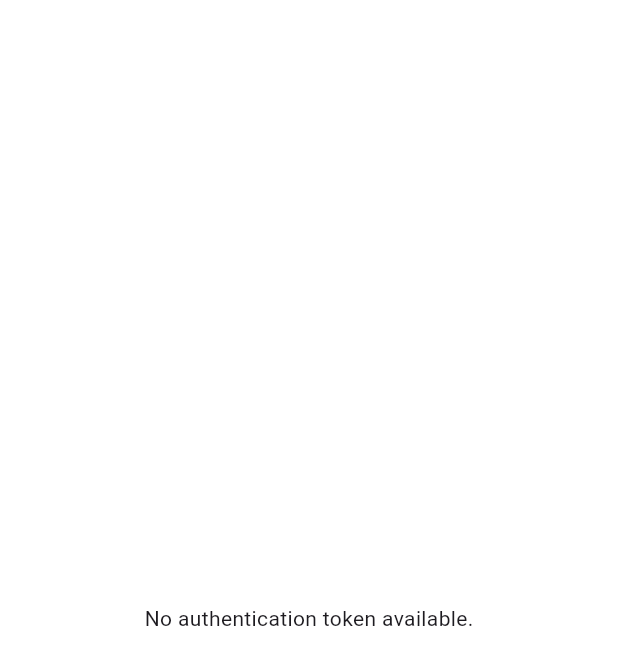
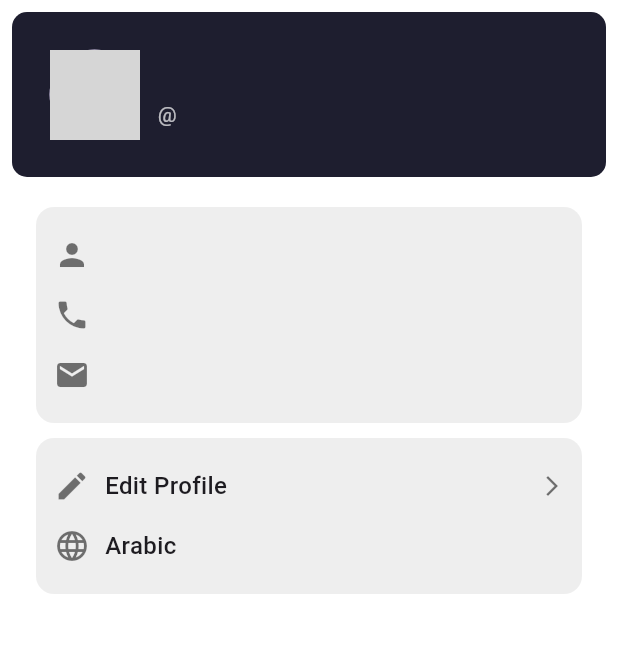
Before and after one commit to yousseftamer2003/ticket_hub, a Flutter app: the ProfilePage screen opened directly, on a phone screen of 412 x 824 dp. Shown: the top 665 px of the screen. Run offline on Flutter 3.47's test engine with Material 3 defaults, Android fonts, the phone set to English and light mode, and no system bars; our stand-ins replace flutter_svg, pinput; accounts and stored records are empty; network calls fail; grey boxes are pictures that could not be loaded.

Commit message:
profile done

```diff
--- a/lib/controller/profile/profile_provider.dart
+++ b/lib/controller/profile/profile_provider.dart
@@ -1,37 +1,33 @@
 import 'dart:convert';
-import 'dart:developer';
 import 'package:flutter/material.dart';
 import 'package:http/http.dart' as http;
 import 'package:provider/provider.dart';
 import 'package:ticket_hub/controller/auth/login_provider.dart';
 import 'package:ticket_hub/model/profile/profile_model.dart';
+class UserProvider extends ChangeNotifier {
+  UserModel? _user;
+  bool _isLoading = false;
 
-class UserProfileProvider extends ChangeNotifier {
-  UserProfileModel? _userProfile;
-  bool _isLoading = false;
-  String? _errorMessage;
-
-  UserProfileModel? get userProfile => _userProfile;
+  UserModel? get user => _user;
   bool get isLoading => _isLoading;
-  String? get errorMessage => _errorMessage;
 
   Future<void> fetchUserProfile(BuildContext context) async {
+    final loginProvider = Provider.of<LoginProvider>(context, listen: false);
+    final String? token = loginProvider.token;
+
+    if (token == null) {
+      print('No token found. User is not authenticated.');
+      return;
+    }
+
+    const String url = 'https://bcknd.ticket-hub.net/user/profile';
+
     _isLoading = true;
-    _errorMessage = null;
     notifyListeners();
+
     try {
-      final loginProvider = Provider.of<LoginProvider>(context, listen: false);
-      final String? token = loginProvider.token;
-
-      if (token == null) {
-        _errorMessage = "No authentication token available.";
-        _isLoading = false;
-        notifyListeners();
-        return;
-      }
-
       final response = await http.get(
-        Uri.parse("https://bcknd.ticket-hub.net/user/profile"),
+        Uri.parse(url),
         headers: {
           'Authorization': 'Bearer $token',
           'Content-Type': 'application/json',
@@ -39,21 +35,16 @@ class UserProfileProvider extends ChangeNotifier {
       );
 
       if (response.statusCode == 200) {
-        final data = json.decode(response.body);
-        _userProfile = UserProfileModel.fromJson(data['data']);
-        log(response.body);
+        final Map<String, dynamic> responseData = json.decode(response.body);
+        _user = UserModel.fromJson(responseData['user']);
       } else {
-        _errorMessage = "Failed to load profile: ${response.body}";
-        _userProfile = null;
-        log(response.body);
+        print('Error: ${response.statusCode} - ${response.body}');
       }
     } catch (e) {
-      log(e.toString());
-      _errorMessage = "Error fetching user profile: $e";
-      _userProfile = null;
+      print('Exception: $e');
+    } finally {
+      _isLoading = false;
+      notifyListeners();
     }
-
-    _isLoading = false;
-    notifyListeners();
   }
 }
--- a/lib/main.dart
+++ b/lib/main.dart
@@ -16,8 +16,8 @@ void main() {
         ChangeNotifierProvider(create: (context) => NationalityProvider()),
         ChangeNotifierProvider(create: (context) => SignUpProvider()),
         ChangeNotifierProvider(create: (context) => ForgotPasswordProvider()),
-        ChangeNotifierProvider(create: (context) => UserProfileProvider()),
         ChangeNotifierProvider(create: (context) => BookingController()),
+        ChangeNotifierProvider(create: (context) => UserProvider()),
       ],
       child: const MyApp(),
     ),
--- a/lib/model/profile/profile_model.dart
+++ b/lib/model/profile/profile_model.dart
@@ -1,4 +1,4 @@
-class UserProfileModel {
+class UserModel {
   final int id;
   final int? countryId;
   final int? cityId;
@@ -7,14 +7,14 @@ class UserProfileModel {
   final String email;
   final String phone;
   final String role;
-  final String? createdAt;
-  final String? updatedAt;
+  final DateTime? createdAt;
+  final DateTime? updatedAt;
   final String gender;
   final int? nationalityId;
   final String? code;
   final String? imageLink;
 
-  UserProfileModel({
+  UserModel({
     required this.id,
     this.countryId,
     this.cityId,
@@ -31,8 +31,8 @@ class UserProfileModel {
     this.imageLink,
   });
 
-  factory UserProfileModel.fromJson(Map<String, dynamic> json) {
-    return UserProfileModel(
+  factory UserModel.fromJson(Map<String, dynamic> json) {
+    return UserModel(
       id: json['id'],
       countryId: json['country_id'],
       cityId: json['city_id'],
@@ -41,8 +41,8 @@ class UserProfileModel {
       email: json['email'],
       phone: json['phone'],
       role: json['role'],
-      createdAt: json['created_at'],
-      updatedAt: json['updated_at'],
+      createdAt: json['created_at'] != null ? DateTime.tryParse(json['created_at']) : null,
+      updatedAt: json['updated_at'] != null ? DateTime.tryParse(json['updated_at']) : null,
       gender: json['gender'],
       nationalityId: json['nationality_id'],
       code: json['code'],
@@ -60,8 +60,8 @@ class UserProfileModel {
       'email': email,
       'phone': phone,
       'role': role,
-      'created_at': createdAt,
-      'updated_at': updatedAt,
+      'created_at': createdAt?.toIso8601String(),
+      'updated_at': updatedAt?.toIso8601String(),
       'gender': gender,
       'nationality_id': nationalityId,
       'code': code,
--- a/lib/views/tabs_screen/screens/profile_page.dart
+++ b/lib/views/tabs_screen/screens/profile_page.dart
@@ -7,36 +7,33 @@ class ProfilePage extends StatefulWidget {
   const ProfilePage({super.key});
 
   @override
-  _ProfilePageState createState() => _ProfilePageState();
+  ProfilePageState createState() => ProfilePageState();
 }
 
-class _ProfilePageState extends State<ProfilePage> {
-  late UserProfileProvider profileProvider;
-
+class ProfilePageState extends State<ProfilePage> {
   @override
   void initState() {
     super.initState();
-    profileProvider = Provider.of<UserProfileProvider>(context, listen: false);
-    profileProvider.fetchUserProfile(context);
+    Future.microtask(
+      () {
+        Provider.of<UserProvider>(context, listen: false)
+            .fetchUserProfile(context);
+      },
+    );
   }
 
   @override
   Widget build(BuildContext context) {
+    final userProvider = Provider.of<UserProvider>(context);
+    final user = userProvider.user;
+
     return Scaffold(
       backgroundColor: Colors.white,
-      body: Consumer<UserProfileProvider>(
-        builder: (context, profileProvider, child) {
-          if (profileProvider.isLoading) {
-            return const Center(child: CircularProgressIndicator());
-          } else if (profileProvider.errorMessage != null) {
-            return Center(child: Text(profileProvider.errorMessage!));
-          } else if (profileProvider.userProfile == null) {
-            return const Center(child: Text("No user profile found"));
-          }
-
-          final user = profileProvider.userProfile!;
-
-          return Padding(
+      body: userProvider.isLoading
+          ? const Center(child: CircularProgressIndicator())
+          : user == null
+              ? const Center(child: Text('Failed to load user data'))
+              : Padding(
                   padding: const EdgeInsets.all(8.0),
                   child: Column(
                     children: [
@@ -68,22 +65,13 @@ class _ProfilePageState extends State<ProfilePage> {
                                   ),
                                 ),
                                 Text(
-                            '@${user.email.split('@').first}',
+                                  '@${user.email.split('@')[0]}',
                                   style: const TextStyle(
                                     color: Colors.white70,
                                     fontSize: 14,
                                   ),
                                 ),
                               ],
-                      ),
-                      const Spacer(),
-                      const Text(
-                        '30 Point',
-                        style: TextStyle(
-                          color: Colors.white,
-                          fontSize: 16,
-                          fontWeight: FontWeight.bold,
-                        ),
                             ),
                           ],
                         ),
@@ -96,13 +84,12 @@ class _ProfilePageState extends State<ProfilePage> {
                       ]),
                       const SizedBox(height: 10),
                       _buildInfoCard([
-                  _buildInfoRow(Icons.edit, 'Edit Profile', showArrow: true),
-                  _buildInfoRow(Icons.language, 'Arab'),
+                        _buildInfoRow(Icons.edit, 'Edit Profile',
+                            showArrow: true),
+                        _buildInfoRow(Icons.language, 'Arabic'),
                       ]),
                     ],
                   ),
-          );
-        },
                 ),
     );
   }
@@ -116,9 +103,7 @@ class _ProfilePageState extends State<ProfilePage> {
           color: Colors.grey[200],
           borderRadius: BorderRadius.circular(12),
         ),
-        child: Column(
-          children: children,
-        ),
+        child: Column(children: children),
       ),
     );
   }
```
Lines whose indentation alone changed are shown as unchanged.
